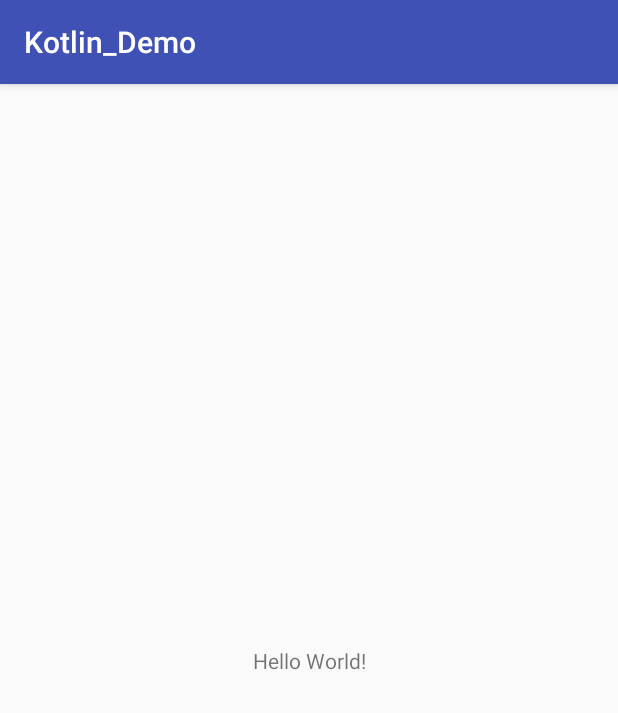
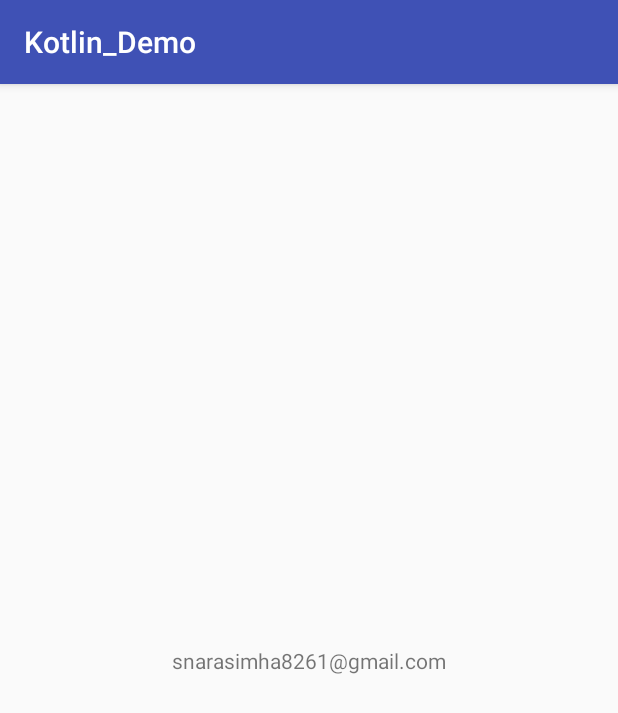
Before and after one commit to NarasimhaAndroid/Kotlin_Totorial, an Android app: the screen it shows after launch (MainActivity), on a phone screen of 412 x 824 dp. Shown: the top 713 px of the screen. Run offline under Robolectric (Android 15) with nearby library versions, the phone set to English and light mode, and no system bars.

```diff
--- /dev/null
+++ b/app/src/main/java/com/androiddev/kotlin_demo/Model/LoginModel.kt
@@ -0,0 +1,4 @@
+package com.androiddev.kotlin_demo.Model
+
+
+data class LoginModel(var email: String = "", var pwd: String = "", var id: Int = -1)
--- /dev/null
+++ b/app/src/main/java/com/androiddev/kotlin_demo/presenter/LoginContractor.kt
@@ -0,0 +1,4 @@
+package com.androiddev.kotlin_demo.presenter
+
+
+interface LoginContractor
--- /dev/null
+++ b/app/src/main/java/com/androiddev/kotlin_demo/presenter/LoginPresenterImpl.kt
@@ -0,0 +1,4 @@
+package com.androiddev.kotlin_demo.presenter
+
+
+class LoginPresenterImpl
--- a/app/src/main/java/com/androiddev/kotlin_demo/view/MainActivity.kt
+++ b/app/src/main/java/com/androiddev/kotlin_demo/view/MainActivity.kt
@@ -2,12 +2,22 @@ package com.androiddev.kotlin_demo.view
 
 import android.os.Bundle
 import android.support.v7.app.AppCompatActivity
+import android.util.Log
+import android.widget.TextView
+import com.androiddev.kotlin_demo.Model.LoginModel
 import com.androiddev.kotlin_demo.R
 
 class MainActivity : AppCompatActivity() {
 
+
     override fun onCreate(savedInstanceState: Bundle?) {
         super.onCreate(savedInstanceState)
         setContentView(R.layout.activity_main)
+        val textView: TextView = findViewById(R.id.android_text)
+        val login = LoginModel()
+        login.email = "snarasimha8261@gmail.com"
+        print(login.email)
+        textView.text = login.email
+        Log.d("Name", login.email)
     }
 }
--- a/app/src/main/res/layout/activity_main.xml
+++ b/app/src/main/res/layout/activity_main.xml
@@ -1,13 +1,14 @@
 <?xml version="1.0" encoding="utf-8"?>
 <android.support.constraint.ConstraintLayout
         xmlns:android="http://schemas.android.com/apk/res/android"
-        xmlns:tools="http://schemas.android.com/tools"
         xmlns:app="http://schemas.android.com/apk/res-auto"
+    xmlns:tools="http://schemas.android.com/tools"
         android:layout_width="match_parent"
         android:layout_height="match_parent"
         tools:context="com.androiddev.kotlin_demo.view.MainActivity">
 
     <TextView
+        android:id="@+id/android_text"
             android:layout_width="wrap_content"
             android:layout_height="wrap_content"
             android:text="Hello World!"
```
